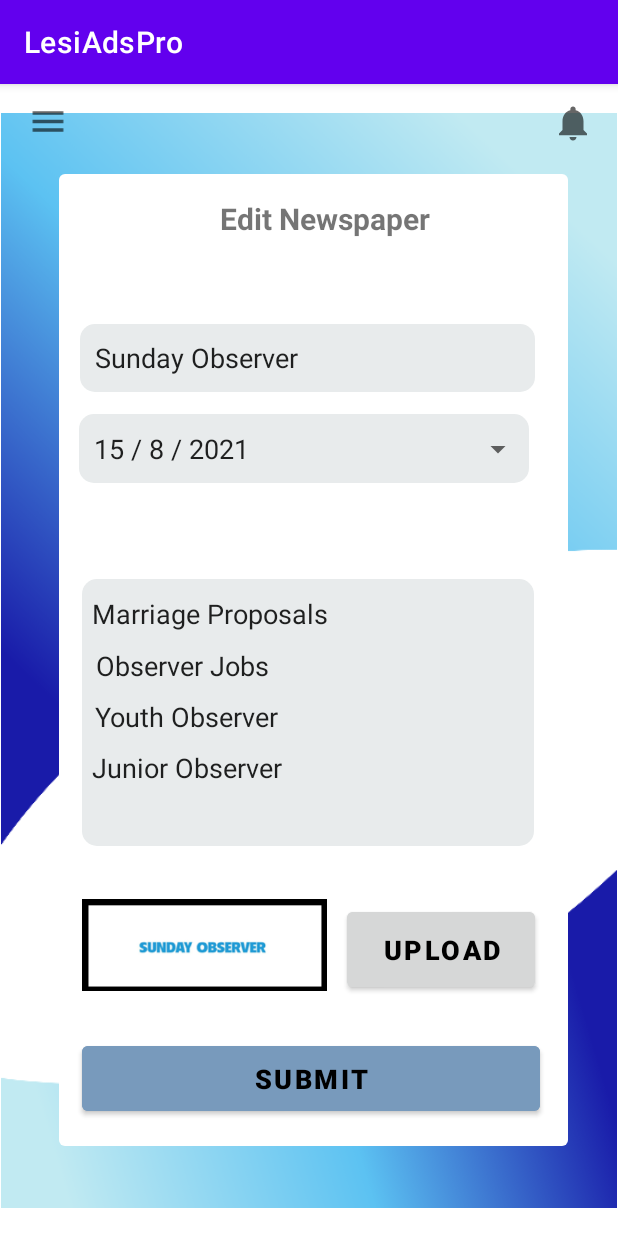
After one commit to MalishaFdo/LesiAds, an Android app: the EditNewsListActivity screen opened directly, with no data from a screen before it, on a phone screen of 412 x 824 dp. The commit adds this screen. Run offline under Robolectric (Android 15) with nearby library versions, the phone set to English and light mode, and no system bars.

Commit message:
Intigrate Edit Newspaper List

```diff
--- a/app/src/main/AndroidManifest.xml
+++ b/app/src/main/AndroidManifest.xml
@@ -9,7 +9,8 @@
         android:roundIcon="@mipmap/ic_launcher_round"
         android:supportsRtl="true"
         android:theme="@style/Theme.LesiAdsPro">
-        <activity android:name=".NewsListActivity"></activity>
+        <activity android:name=".EditNewsListActivity"></activity>
+        <activity android:name=".NewsListActivity" />
         <activity android:name=".AddPhoto" />
         <activity android:name=".Editfeedback" />
         <activity android:name=".Givefeedback" />
--- /dev/null
+++ b/app/src/main/java/com/example/lesiadspro/EditNewsListActivity.java
@@ -0,0 +1,14 @@
+package com.example.lesiadspro;
+
+import androidx.appcompat.app.AppCompatActivity;
+
+import android.os.Bundle;
+
+public class EditNewsListActivity extends AppCompatActivity {
+
+    @Override
+    protected void onCreate(Bundle savedInstanceState) {
+        super.onCreate(savedInstanceState);
+        setContentView(R.layout.activity_edit_news_list);
+    }
+}
--- /dev/null
+++ b/app/src/main/res/layout/activity_edit_news_list.xml
@@ -0,0 +1,232 @@
+<?xml version="1.0" encoding="utf-8"?>
+<androidx.constraintlayout.widget.ConstraintLayout xmlns:android="http://schemas.android.com/apk/res/android"
+    xmlns:app="http://schemas.android.com/apk/res-auto"
+    xmlns:tools="http://schemas.android.com/tools"
+    android:layout_width="match_parent"
+    android:layout_height="match_parent"
+    tools:context=".EditNewsListActivity">
+
+    <ImageView
+        android:id="@+id/back1"
+        android:layout_width="0dp"
+        android:layout_height="730dp"
+        app:layout_constraintBottom_toBottomOf="parent"
+        app:layout_constraintEnd_toEndOf="parent"
+        app:layout_constraintStart_toStartOf="parent"
+        app:layout_constraintTop_toTopOf="parent"
+        app:srcCompat="@drawable/background" />
+
+    <ImageView
+        android:id="@+id/inputNotification2"
+        android:layout_width="28dp"
+        android:layout_height="29dp"
+        android:layout_marginTop="11dp"
+        android:layout_marginEnd="16dp"
+        app:layout_constraintEnd_toEndOf="parent"
+        app:layout_constraintTop_toTopOf="parent"
+        app:srcCompat="@drawable/ic_baseline_notifications_24" />
+
+    <ImageView
+        android:id="@+id/inputMenu2"
+        android:layout_width="32dp"
+        android:layout_height="27dp"
+        android:layout_marginStart="16dp"
+        android:layout_marginTop="11dp"
+        app:layout_constraintStart_toStartOf="parent"
+        app:layout_constraintTop_toTopOf="parent"
+        app:srcCompat="@drawable/ic_baseline_menu_24" />
+
+    <ImageView
+        android:id="@+id/background2"
+        android:layout_width="339dp"
+        android:layout_height="648dp"
+        android:layout_marginStart="39dp"
+        android:layout_marginTop="60dp"
+        android:layout_marginEnd="33dp"
+        android:layout_marginBottom="41dp"
+        app:layout_constraintBottom_toBottomOf="parent"
+        app:layout_constraintEnd_toEndOf="parent"
+        app:layout_constraintHorizontal_bias="0.0"
+        app:layout_constraintStart_toStartOf="parent"
+        app:layout_constraintTop_toTopOf="parent"
+        app:layout_constraintVertical_bias="0.0"
+        app:srcCompat="?attr/popupMenuBackground" />
+
+    <Button
+        android:id="@+id/butSubmit2"
+        android:layout_width="305dp"
+        android:layout_height="55dp"
+        android:layout_marginStart="54dp"
+        android:layout_marginEnd="52dp"
+        android:layout_marginBottom="77dp"
+        android:backgroundTint="@color/larkblue"
+        android:text="@string/submit"
+        android:textColor="@color/black"
+        android:textSize="18sp"
+        android:textStyle="bold"
+        app:layout_constraintBottom_toBottomOf="parent"
+        app:layout_constraintEnd_toEndOf="parent"
+        app:layout_constraintStart_toStartOf="parent" />
+
+    <Button
+        android:id="@+id/butUpload2"
+        android:layout_width="125dp"
+        android:layout_height="62dp"
+        android:layout_marginStart="217dp"
+        android:layout_marginEnd="55dp"
+        android:layout_marginBottom="160dp"
+        android:backgroundTint="?attr/colorButtonNormal"
+        android:text="@string/upload"
+        android:textColor="@color/black"
+        android:textSize="18sp"
+        android:textStyle="bold"
+        app:layout_constraintBottom_toBottomOf="parent"
+        app:layout_constraintEnd_toEndOf="parent"
+        app:layout_constraintHorizontal_bias="1.0"
+        app:layout_constraintStart_toStartOf="parent" />
+
+    <EditText
+        android:id="@+id/inputArticles2"
+        android:layout_width="301dp"
+        android:layout_height="178dp"
+        android:layout_marginStart="54dp"
+        android:layout_marginEnd="56dp"
+        android:layout_marginBottom="260dp"
+        android:background="@drawable/rectangle_bg"
+        android:ems="10"
+        android:inputType="textPersonName"
+        android:padding="10dp"
+        android:textAlignment="center"
+        app:layout_constraintBottom_toBottomOf="parent"
+        app:layout_constraintEnd_toEndOf="parent"
+        app:layout_constraintHorizontal_bias="1.0"
+        app:layout_constraintStart_toStartOf="parent" />
+
+    <EditText
+        android:id="@+id/inputDate2"
+        android:layout_width="300dp"
+        android:layout_height="46dp"
+        android:layout_marginStart="68dp"
+        android:layout_marginTop="220dp"
+        android:layout_marginEnd="133dp"
+        android:background="@drawable/rectangle_bg"
+        android:ems="10"
+        android:inputType="textPersonName"
+        android:padding="10dp"
+        android:text="@string/_15_8_2021"
+        app:layout_constraintEnd_toEndOf="parent"
+        app:layout_constraintHorizontal_bias="0.177"
+        app:layout_constraintStart_toStartOf="parent"
+        app:layout_constraintTop_toTopOf="parent" />
+
+    <ImageView
+        android:id="@+id/drop"
+        android:layout_width="wrap_content"
+        android:layout_height="wrap_content"
+        android:layout_marginStart="319dp"
+        android:layout_marginTop="231dp"
+        android:layout_marginEnd="68dp"
+        app:layout_constraintEnd_toEndOf="parent"
+        app:layout_constraintStart_toStartOf="parent"
+        app:layout_constraintTop_toTopOf="parent"
+        app:srcCompat="@drawable/ic_drop_down" />
+
+    <EditText
+        android:id="@+id/inputName2"
+        android:layout_width="303dp"
+        android:layout_height="45dp"
+        android:layout_marginStart="68dp"
+        android:layout_marginTop="160dp"
+        android:layout_marginEnd="133dp"
+        android:background="@drawable/rectangle_bg"
+        android:ems="10"
+        android:inputType="textPersonName"
+        android:padding="10dp"
+        android:text="@string/sunday_observer"
+        app:layout_constraintEnd_toEndOf="parent"
+        app:layout_constraintHorizontal_bias="0.161"
+        app:layout_constraintStart_toStartOf="parent"
+        app:layout_constraintTop_toTopOf="parent" />
+
+    <TextView
+        android:id="@+id/addNewspaper"
+        android:layout_width="193dp"
+        android:layout_height="33dp"
+        android:layout_marginStart="138dp"
+        android:layout_marginTop="76dp"
+        android:layout_marginEnd="155dp"
+        android:text="@string/edit_newspaper"
+        android:textAlignment="center"
+        android:textSize="20sp"
+        android:textStyle="bold"
+        app:layout_constraintEnd_toEndOf="parent"
+        app:layout_constraintHorizontal_bias="0.253"
+        app:layout_constraintStart_toStartOf="parent"
+        app:layout_constraintTop_toTopOf="parent" />
+
+    <CheckedTextView
+        android:id="@+id/addArticle1"
+        android:layout_width="195dp"
+        android:layout_height="35dp"
+        android:layout_marginStart="61dp"
+        android:layout_marginEnd="155dp"
+        android:layout_marginBottom="392dp"
+        android:text="@string/marriage_proposals"
+        android:textSize="18sp"
+        app:layout_constraintBottom_toBottomOf="parent"
+        app:layout_constraintEnd_toEndOf="parent"
+        app:layout_constraintStart_toStartOf="parent" />
+
+    <CheckedTextView
+        android:id="@+id/addArticle2"
+        android:layout_width="wrap_content"
+        android:layout_height="wrap_content"
+        android:layout_marginStart="61dp"
+        android:layout_marginEnd="230dp"
+        android:layout_marginBottom="368dp"
+        android:text="@string/observer_jobs"
+        android:textSize="18sp"
+        app:layout_constraintBottom_toBottomOf="parent"
+        app:layout_constraintEnd_toEndOf="parent"
+        app:layout_constraintStart_toStartOf="parent" />
+
+    <CheckedTextView
+        android:id="@+id/addArticle3"
+        android:layout_width="wrap_content"
+        android:layout_height="wrap_content"
+        android:layout_marginStart="61dp"
+        android:layout_marginEnd="224dp"
+        android:layout_marginBottom="334dp"
+        android:text="@string/youth_observer"
+        android:textSize="18sp"
+        app:layout_constraintBottom_toBottomOf="parent"
+        app:layout_constraintEnd_toEndOf="parent"
+        app:layout_constraintStart_toStartOf="parent" />
+
+    <CheckedTextView
+        android:id="@+id/addArticle4"
+        android:layout_width="wrap_content"
+        android:layout_height="wrap_content"
+        android:layout_marginStart="61dp"
+        android:layout_marginEnd="219dp"
+        android:layout_marginBottom="300dp"
+        android:text="@string/junior_observer"
+        android:textSize="18sp"
+        app:layout_constraintBottom_toBottomOf="parent"
+        app:layout_constraintEnd_toEndOf="parent"
+        app:layout_constraintHorizontal_bias="0.0"
+        app:layout_constraintStart_toStartOf="parent" />
+
+    <ImageView
+        android:id="@+id/inputObLogo"
+        android:layout_width="163dp"
+        android:layout_height="132dp"
+        android:layout_marginStart="54dp"
+        android:layout_marginEnd="194dp"
+        android:layout_marginBottom="128dp"
+        app:layout_constraintBottom_toBottomOf="parent"
+        app:layout_constraintEnd_toEndOf="parent"
+        app:layout_constraintStart_toStartOf="parent"
+        app:srcCompat="@drawable/ob_logo" />
+
+</androidx.constraintlayout.widget.ConstraintLayout>
--- a/app/src/main/res/values/strings.xml
+++ b/app/src/main/res/values/strings.xml
@@ -45,6 +45,7 @@
 
     </style>
 
+
     //Add Newspaper List
     <string name="add_newspaper">Add Newspaper</string>
     <string name="name">Name</string>
@@ -54,4 +55,15 @@
     <string name="upload">Upload</string>
     <string name="submit1">Submit</string>
 
+
+    //Edit Newspaper List
+    <string name="edit_newspaper">Edit Newspaper</string>
+    <string name="sunday_observer">Sunday Observer</string>
+    <string name="_15_8_2021">15 / 8 / 2021</string>
+    <string name="marriage_proposals">Marriage Proposals</string>
+    <string name="observer_jobs">Observer Jobs</string>
+    <string name="youth_observer">Youth Observer</string>
+    <string name="junior_observer">Junior Observer</string>
+    <string name="upload1">Upload</string>
+    <string name="subm">Submit</string>
 </resources>
```
Also changed, not shown: app/src/main/res/drawable/ob_logo.png (added), app/src/main/res/drawable/shadow_2_9.png (deleted).
